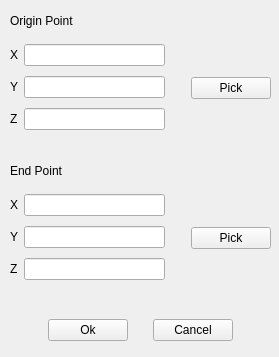
Above: src/OpenParEMg/LineEditForm.ui from OpenParEM/OpenParEM before the change. Below: the same form after it.
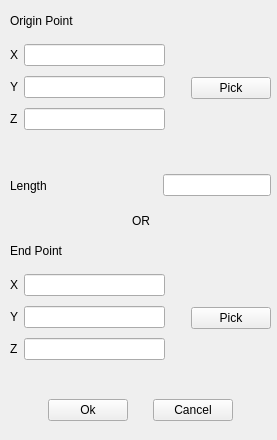
That is the form after the change. Custom widgets are drawn as their Qt base class.

Commit message: modified the polywire edit forms to use variables to retain precision

The edit to the form file:
```diff
--- a/src/OpenParEMg/LineEditForm.ui
+++ b/src/OpenParEMg/LineEditForm.ui
@@ -6,8 +6,8 @@
    <rect>
     <x>0</x>
     <y>0</y>
-    <width>279</width>
-    <height>357</height>
+    <width>277</width>
+    <height>440</height>
    </rect>
   </property>
   <property name="windowTitle">
@@ -113,7 +113,7 @@
    <property name="geometry">
     <rect>
      <x>10</x>
-     <y>310</y>
+     <y>390</y>
      <width>261</width>
      <height>41</height>
     </rect>
@@ -242,7 +242,7 @@
    <property name="geometry">
     <rect>
      <x>10</x>
-     <y>190</y>
+     <y>270</y>
      <width>261</width>
      <height>97</height>
     </rect>
@@ -338,7 +338,7 @@
    <property name="geometry">
     <rect>
      <x>10</x>
-     <y>160</y>
+     <y>240</y>
      <width>261</width>
      <height>22</height>
     </rect>
@@ -366,6 +366,83 @@
     </item>
    </layout>
   </widget>
+  <widget class="QWidget" name="horizontalLayoutWidget_6">
+   <property name="geometry">
+    <rect>
+     <x>10</x>
+     <y>170</y>
+     <width>261</width>
+     <height>31</height>
+    </rect>
+   </property>
+   <layout class="QHBoxLayout" name="horizontalLayout_7">
+    <item>
+     <widget class="QLabel" name="label_6">
+      <property name="text">
+       <string>Length</string>
+      </property>
+     </widget>
+    </item>
+    <item>
+     <widget class="CustomLineEdit" name="length">
+      <property name="sizePolicy">
+       <sizepolicy hsizetype="Fixed" vsizetype="Fixed">
+        <horstretch>0</horstretch>
+        <verstretch>0</verstretch>
+       </sizepolicy>
+      </property>
+      <property name="toolTip">
+       <string>Polycircle radius from the center point to the first point.</string>
+      </property>
+     </widget>
+    </item>
+   </layout>
+  </widget>
+  <widget class="QWidget" name="horizontalLayoutWidget_3">
+   <property name="geometry">
+    <rect>
+     <x>10</x>
+     <y>210</y>
+     <width>261</width>
+     <height>22</height>
+    </rect>
+   </property>
+   <layout class="QHBoxLayout" name="horizontalLayout_9">
+    <item>
+     <spacer name="horizontalSpacer_8">
+      <property name="orientation">
+       <enum>Qt::Orientation::Horizontal</enum>
+      </property>
+      <property name="sizeHint" stdset="0">
+       <size>
+        <width>40</width>
+        <height>20</height>
+       </size>
+      </property>
+     </spacer>
+    </item>
+    <item>
+     <widget class="QLabel" name="labelOr">
+      <property name="text">
+       <string>OR</string>
+      </property>
+     </widget>
+    </item>
+    <item>
+     <spacer name="horizontalSpacer_9">
+      <property name="orientation">
+       <enum>Qt::Orientation::Horizontal</enum>
+      </property>
+      <property name="sizeHint" stdset="0">
+       <size>
+        <width>40</width>
+        <height>20</height>
+       </size>
+      </property>
+     </spacer>
+    </item>
+   </layout>
+  </widget>
  </widget>
  <customwidgets>
   <customwidget>
```
The commit also changes 8 other files.
